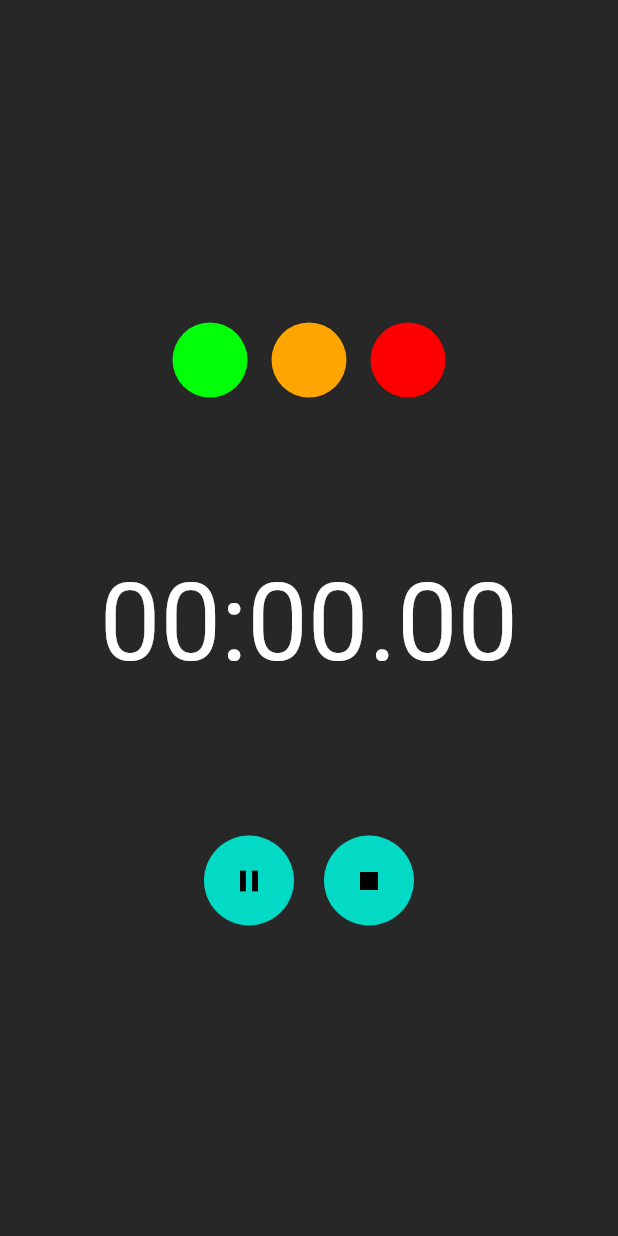
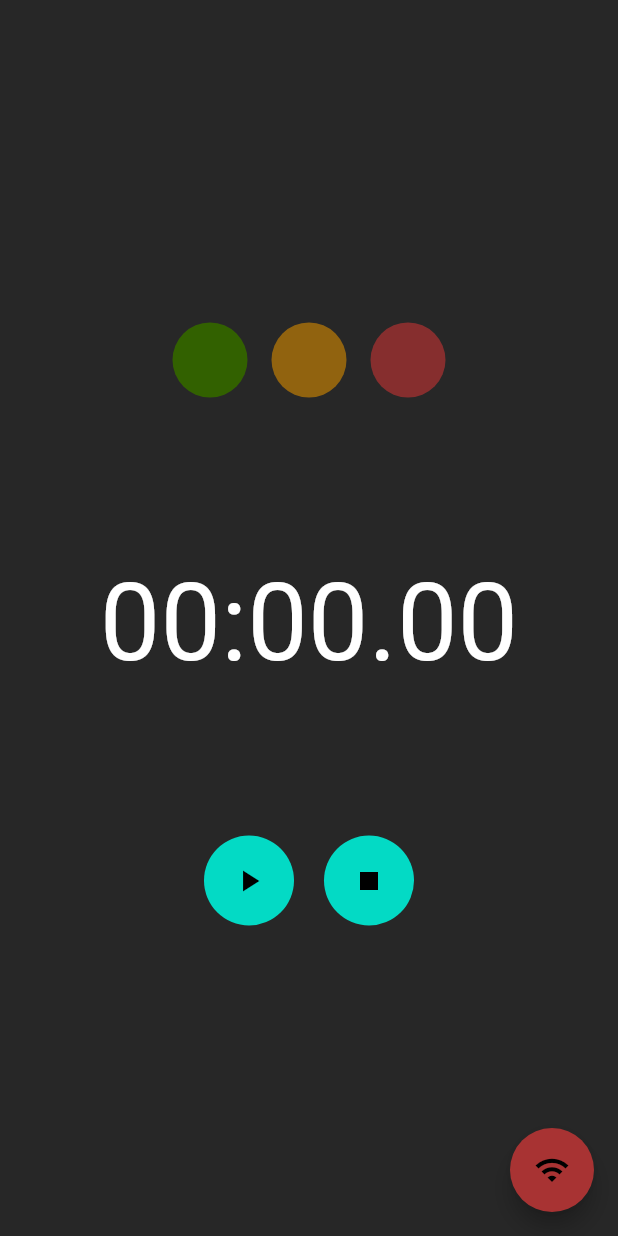
Before and after one commit to MRT-Codebase/Soapbox-Race-App, a Flutter app: the screen it shows after launch, after a tap on the "play arrow" icon, on a phone screen of 412 x 824 dp. Run offline on Flutter 3.47's test engine with Material 2 defaults, Android fonts, the phone set to English and light mode, and no system bars; missing offline and left inert: mqtt_client.

Commit message:
Connect button + status

```diff
--- a/lib/main.dart
+++ b/lib/main.dart
@@ -36,14 +36,15 @@ class _MQTTProjectAppScreenState extends State<MQTTProjectAppScreen> {
   bool isStopwatchRunning = false;
 
   late MQTTHandler mqttHandler;
+  bool connectionStatus = false;
 
   @override
   void initState() {
     super.initState();
     stopwatch = Stopwatch();
-    mqttHandler = MQTTHandler('192.168.43.53');
-    mqttHandler.connect();
-    mqttHandler.valueNotifier.addListener(_mqttMsgChanged);
+    mqttHandler = MQTTHandler();
+    mqttHandler.receiveMsgNotifier.addListener(_mqttMsgChanged);
+    mqttHandler.hostStatusNotifier.addListener(_hostConChanged);
   }
 
   void startRace() {
@@ -72,12 +73,23 @@ class _MQTTProjectAppScreenState extends State<MQTTProjectAppScreen> {
   }
 
   void _mqttMsgChanged() {
-    if (mqttHandler.valueNotifier.value == "Start" && raceStarted == true) {
+    if (mqttHandler.receiveMsgNotifier.value == "Start" &&
+        raceStarted == true) {
       startStopwatch();
-    } else if (mqttHandler.valueNotifier.value == "Stop") {
+    } else if (mqttHandler.receiveMsgNotifier.value == "Stop") {
       stopStopwatch();
       raceStarted = false;
     }
+  }
+
+  void _hostConChanged() {
+    setState(() {
+      connectionStatus = mqttHandler.hostStatusNotifier.value;
+    });
+  }
+
+  void connectHost() {
+    mqttHandler.connect('192.168.43.53');
   }
 
   void startStopwatch() {
@@ -206,6 +218,14 @@ class _MQTTProjectAppScreenState extends State<MQTTProjectAppScreen> {
           ],
         ),
       ),
+      floatingActionButton: FloatingActionButton(
+        onPressed: connectHost,
+        backgroundColor: connectionStatus
+            ? const Color.fromARGB(255, 54, 121, 45)
+            : const Color.fromARGB(255, 168, 51, 51),
+        foregroundColor: Colors.black,
+        child: const Icon(Icons.wifi),
+      ),
     );
   }
 }
--- a/lib/mqtt_handler.dart
+++ b/lib/mqtt_handler.dart
@@ -6,16 +6,16 @@ import 'package:mqtt_client/mqtt_client.dart';
 import 'package:mqtt_client/mqtt_server_client.dart';
 
 class MQTTHandler {
-  final ValueNotifier<String> valueNotifier = ValueNotifier<String>("");
+  final ValueNotifier<String> receiveMsgNotifier = ValueNotifier<String>("");
+  final ValueNotifier<bool> hostStatusNotifier = ValueNotifier<bool>(false);
   final String isRunningTopic = 'soapBox/isRunning';
   final String lightTopic = 'soapBox/light';
-  final String _host;
 
+  late String _host;
   late MqttServerClient client;
 
-  MQTTHandler(String host) : _host = host;
-
-  Future<void> connect() async {
+  Future<void> connect(String host) async {
+    _host = host;
     client = MqttServerClient(_host, '');
     client.setProtocolV311();
     // client.keepAlivePeriod = 20;
@@ -36,13 +36,6 @@ class MQTTHandler {
 
     if (client.connectionStatus!.state == MqttConnectionState.connected) {
       print('SOAPBOX::Mosquitto client connected');
-    } else {
-      print(
-          'SOAPBOX::ERROR Mosquitto client connection failed - disconnecting, status is ${client.connectionStatus}');
-      client.disconnect();
-      exit(-1);
-    }
-
       client.subscribe(isRunningTopic, MqttQos.atMostOnce);
 
       client.updates!.listen((List<MqttReceivedMessage<MqttMessage?>>? c) {
@@ -51,8 +44,8 @@ class MQTTHandler {
             MqttPublishPayload.bytesToStringAsString(recMess.payload.message);
 
         // TODO: Improve this: value notifier doesnt callback function if value remains same but in fact it got a new msg
-      valueNotifier.value = pt;
-      valueNotifier.value = "";
+        receiveMsgNotifier.value = pt;
+        receiveMsgNotifier.value = "";
 
         // notifyListeners();
 
@@ -64,6 +57,11 @@ class MQTTHandler {
       //   print(
       //       'SOAPBOX::Published notification:: topic is ${message.variableHeader!.topicName}, with Qos ${message.header!.qos}');
       // });
+    } else {
+      print(
+          'SOAPBOX::ERROR Mosquitto client connection failed - disconnecting, status is ${client.connectionStatus}');
+      client.disconnect();
+    }
   }
 
   void publishMessage(String message) {
@@ -86,6 +84,7 @@ class MQTTHandler {
   }
 
   void onDisconnected() {
+    hostStatusNotifier.value = false;
     print('SOAPBOX::OnDisconnected client callback - Client disconnection');
     if (client.connectionStatus!.disconnectionOrigin ==
         MqttDisconnectionOrigin.solicited) {
@@ -93,11 +92,11 @@ class MQTTHandler {
     } else {
       print(
           'SOAPBOX::OnDisconnected callback is unsolicited or none, this is incorrect - exiting');
-      exit(-1);
     }
   }
 
   void onConnected() {
+    hostStatusNotifier.value = true;
     print(
         'SOAPBOX::OnConnected client callback - Client connection was successful');
   }
```
Lines whose indentation alone changed are shown as unchanged.
